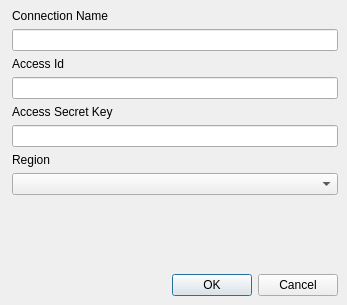
The window that resources/ui/new_connection.ui (danylo-omelchenko/gazer) describes before a commit, drawn with Qt 5.
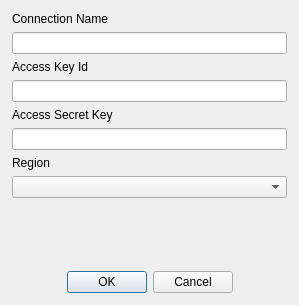
The same window after the commit.

The edit to the form file:
```diff
--- a/resources/ui/new_connection.ui
+++ b/resources/ui/new_connection.ui
@@ -6,7 +6,7 @@
    <rect>
     <x>0</x>
     <y>0</y>
-    <width>347</width>
+    <width>299</width>
     <height>305</height>
    </rect>
   </property>
@@ -18,6 +18,15 @@
     <property name="leftMargin">
      <number>12</number>
     </property>
+    <property name="topMargin">
+     <number>12</number>
+    </property>
+    <property name="rightMargin">
+     <number>12</number>
+    </property>
+    <property name="bottomMargin">
+     <number>12</number>
+    </property>
     <item>
      <widget class="QLabel" name="label_4">
       <property name="text">
@@ -31,7 +40,7 @@
     <item>
      <widget class="QLabel" name="label">
       <property name="text">
-       <string>Access Id</string>
+       <string>Access Key Id</string>
       </property>
      </widget>
     </item>
@@ -64,17 +73,7 @@
      </widget>
     </item>
     <item>
-     <widget class="QComboBox" name="region_cmb">
-      <property name="editable">
-       <bool>false</bool>
-      </property>
-      <property name="currentText">
-       <string/>
-      </property>
-      <property name="modelColumn">
-       <number>-1</number>
-      </property>
-     </widget>
+     <widget class="QComboBox" name="region_cmb"/>
     </item>
     <item>
      <spacer name="verticalSpacer">
@@ -91,9 +90,15 @@
     </item>
     <item>
      <widget class="QDialogButtonBox" name="dialog_box">
+      <property name="orientation">
+       <enum>Qt::Horizontal</enum>
+      </property>
       <property name="standardButtons">
        <set>QDialogButtonBox::Cancel|QDialogButtonBox::Ok</set>
       </property>
+      <property name="centerButtons">
+       <bool>true</bool>
+      </property>
      </widget>
     </item>
    </layout>
```
Left out of the diff: 18 changed lines with no effect on the pictures.
